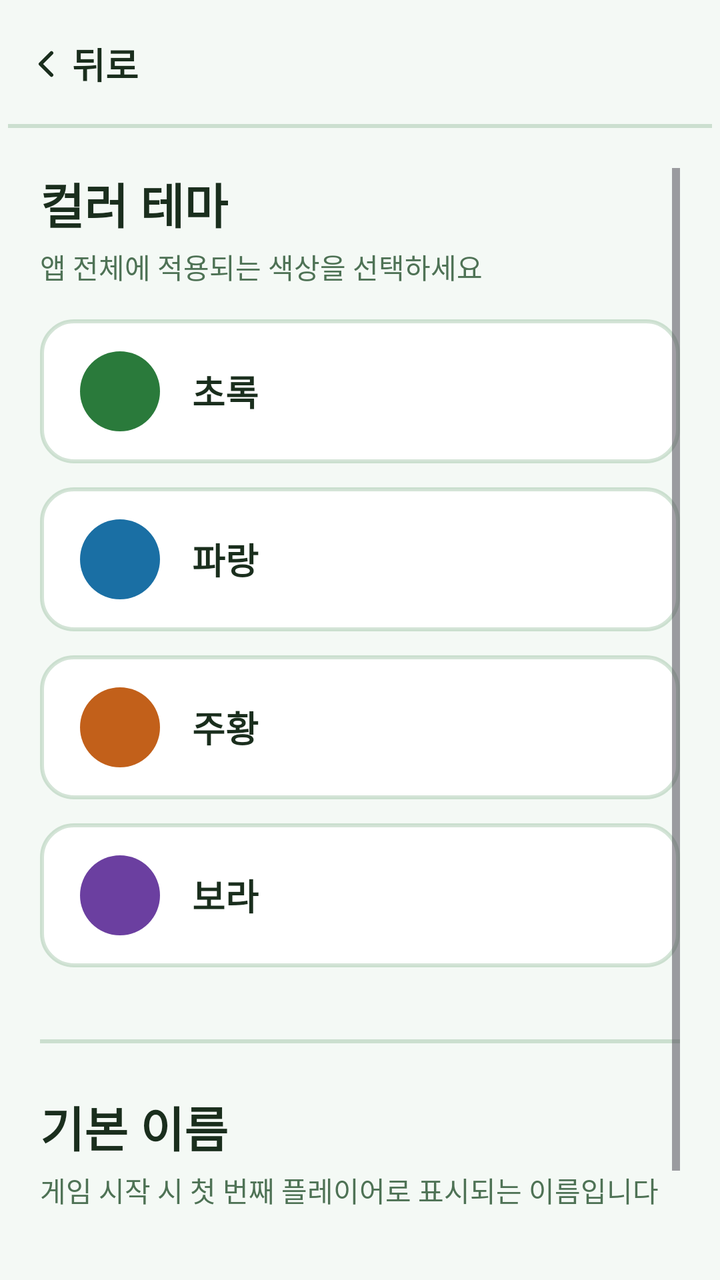
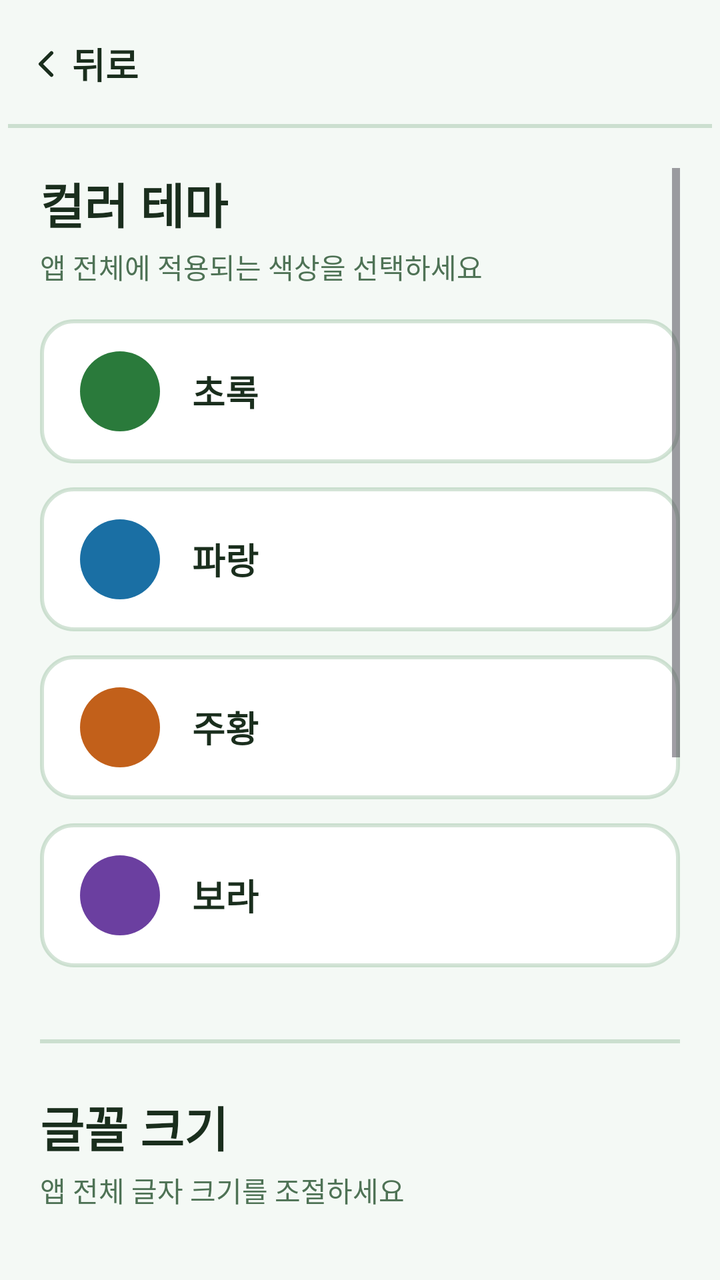

An Android layout rendered at two revisions. The XML below is the earlier revision; the diff shows what the commit changed to produce the second picture.
<!-- AndroidManifest.xml: application theme Theme.ParkGolf -->
<!-- res/layout/fragment_settings.xml -->
<?xml version="1.0" encoding="utf-8"?>
<LinearLayout xmlns:android="http://schemas.android.com/apk/res/android"
    android:layout_width="match_parent" android:layout_height="match_parent"
    android:orientation="vertical" android:background="?attr/parkBackground">

    <include android:id="@+id/topBar" layout="@layout/view_top_bar" />

    <ScrollView android:layout_width="match_parent" android:layout_height="0dp"
        android:layout_weight="1" android:fillViewport="true" android:padding="20dp">
        <LinearLayout android:layout_width="match_parent" android:layout_height="wrap_content"
            android:orientation="vertical">

            <TextView android:layout_width="wrap_content" android:layout_height="wrap_content"
                android:text="@string/theme_section_title" android:textSize="@dimen/title_text"
                android:textStyle="bold" android:textColor="?attr/parkForeground" />
            <TextView android:layout_width="wrap_content" android:layout_height="wrap_content"
                android:text="@string/theme_section_desc" android:textColor="?attr/parkMutedForeground"
                android:layout_marginTop="4dp" android:layout_marginBottom="16dp" />

            <LinearLayout android:id="@+id/rowGreen" style="@style/ThemeRow">
                <View style="@style/ThemeSwatch" android:backgroundTint="@color/theme_green" />
                <TextView style="@style/ThemeRowLabel" android:text="@string/theme_green" />
                <ImageView android:id="@+id/checkGreen" style="@style/ThemeCheck" />
            </LinearLayout>
            <LinearLayout android:id="@+id/rowBlue" style="@style/ThemeRow">
                <View style="@style/ThemeSwatch" android:backgroundTint="@color/theme_blue" />
                <TextView style="@style/ThemeRowLabel" android:text="@string/theme_blue" />
                <ImageView android:id="@+id/checkBlue" style="@style/ThemeCheck" />
            </LinearLayout>
            <LinearLayout android:id="@+id/rowOrange" style="@style/ThemeRow">
                <View style="@style/ThemeSwatch" android:backgroundTint="@color/theme_orange" />
                <TextView style="@style/ThemeRowLabel" android:text="@string/theme_orange" />
                <ImageView android:id="@+id/checkOrange" style="@style/ThemeCheck" />
            </LinearLayout>
            <LinearLayout android:id="@+id/rowPurple" style="@style/ThemeRow">
                <View style="@style/ThemeSwatch" android:backgroundTint="@color/theme_purple" />
                <TextView style="@style/ThemeRowLabel" android:text="@string/theme_purple" />
                <ImageView android:id="@+id/checkPurple" style="@style/ThemeCheck" />
            </LinearLayout>

            <View android:layout_width="match_parent" android:layout_height="2dp"
                android:background="?attr/parkBorder" android:layout_marginVertical="24dp" />

            <TextView android:layout_width="wrap_content" android:layout_height="wrap_content"
                android:text="@string/default_name_title" android:textSize="@dimen/title_text"
                android:textStyle="bold" android:textColor="?attr/parkForeground" />
            <TextView android:layout_width="wrap_content" android:layout_height="wrap_content"
                android:text="@string/default_name_desc" android:textColor="?attr/parkMutedForeground"
                android:layout_marginTop="4dp" android:layout_marginBottom="16dp" />
            <LinearLayout android:layout_width="match_parent" android:layout_height="wrap_content"
                android:orientation="horizontal" android:gravity="center_vertical"
                android:background="@drawable/bg_card" android:paddingHorizontal="20dp" android:paddingVertical="16dp">
                <ImageView android:layout_width="20dp" android:layout_height="20dp"
                    android:src="@drawable/ic_user" android:importantForAccessibility="no" />
                <EditText android:id="@+id/etDefaultName"
                    android:layout_width="0dp" android:layout_height="wrap_content" android:layout_weight="1"
                    android:layout_marginStart="12dp" android:background="@android:color/transparent"
                    android:hint="@string/default_name_hint" android:textSize="@dimen/body_text"
                    android:textColor="?attr/parkForeground" android:inputType="text" />
            </LinearLayout>
        </LinearLayout>
    </ScrollView>
</LinearLayout>
<!-- res/layout/view_top_bar.xml (included above) -->
<?xml version="1.0" encoding="utf-8"?>
<androidx.constraintlayout.widget.ConstraintLayout
    xmlns:android="http://schemas.android.com/apk/res/android"
    xmlns:app="http://schemas.android.com/apk/res-auto"
    android:layout_width="match_parent"
    android:layout_height="wrap_content"
    android:background="?attr/parkBackground"
    android:minHeight="64dp"
    android:paddingHorizontal="4dp">

    <LinearLayout
        android:id="@+id/btnBack"
        android:layout_width="wrap_content"
        android:layout_height="@dimen/touch_min"
        android:orientation="horizontal"
        android:gravity="center_vertical"
        android:paddingHorizontal="8dp"
        android:background="?attr/selectableItemBackground"
        android:clickable="true"
        android:focusable="true"
        android:contentDescription="@string/back"
        app:layout_constraintStart_toStartOf="parent"
        app:layout_constraintTop_toTopOf="parent"
        app:layout_constraintBottom_toBottomOf="parent">
        <ImageView
            android:layout_width="22dp" android:layout_height="22dp"
            android:src="@drawable/ic_chevron_left"
            android:importantForAccessibility="no" />
        <TextView
            android:layout_width="wrap_content" android:layout_height="wrap_content"
            android:layout_marginStart="2dp"
            android:text="@string/back"
            android:textColor="?attr/parkForeground"
            android:textSize="@dimen/body_text"
            android:textStyle="bold" />
    </LinearLayout>

    <TextView
        android:id="@+id/tvBarTitle"
        android:layout_width="0dp"
        android:layout_height="wrap_content"
        android:gravity="center"
        android:textSize="@dimen/body_text"
        android:textStyle="bold"
        android:textColor="?attr/parkForeground"
        android:maxLines="1"
        android:ellipsize="end"
        app:layout_constraintStart_toEndOf="@id/btnBack"
        app:layout_constraintEnd_toStartOf="@id/barSpacer"
        app:layout_constraintTop_toTopOf="parent"
        app:layout_constraintBottom_toBottomOf="parent" />

    <Space
        android:id="@+id/barSpacer"
        android:layout_width="72dp"
        android:layout_height="1dp"
        app:layout_constraintEnd_toEndOf="parent"
        app:layout_constraintTop_toTopOf="parent" />

    <View android:layout_width="0dp" android:layout_height="@dimen/border_width"
        android:background="?attr/parkBorder"
        app:layout_constraintStart_toStartOf="parent"
        app:layout_constraintEnd_toEndOf="parent"
        app:layout_constraintBottom_toBottomOf="parent" />
</androidx.constraintlayout.widget.ConstraintLayout>
<!-- resources referenced by this layout -->
<resources>
  <color name="theme_blue">#1A6FA4</color>
  <color name="theme_green">#2A7A3B</color>
  <color name="theme_orange">#C2601A</color>
  <color name="theme_purple">#6B3FA0</color>
  <dimen name="body_text">18sp</dimen>
  <dimen name="border_width">2dp</dimen>
  <dimen name="title_text">24sp</dimen>
  <dimen name="touch_min">56dp</dimen>
  <!-- drawable bg_card (drawable) -->
  <?xml version="1.0" encoding="utf-8"?>
  <shape xmlns:android="http://schemas.android.com/apk/res/android" android:shape="rectangle">
      <solid android:color="@color/card" />
      <corners android:radius="@dimen/radius_card" />
      <stroke android:width="@dimen/border_width" android:color="?attr/parkBorder" />
  </shape>
  <!-- drawable ic_chevron_left (drawable) -->
  <vector xmlns:android="http://schemas.android.com/apk/res/android" android:width="24dp" android:height="24dp" android:viewportWidth="24" android:viewportHeight="24">
      <path android:strokeColor="?attr/parkForeground" android:strokeWidth="2" android:strokeLineCap="round" android:strokeLineJoin="round" android:pathData="M15,18 L9,12 L15,6" />
  </vector>
  <string name="back">뒤로</string>
  <string name="default_name_desc">게임 시작 시 첫 번째 플레이어로 표시되는 이름입니다</string>
  <string name="default_name_hint">이름을 입력하세요</string>
  <string name="default_name_title">기본 이름</string>
  <string name="theme_blue">파랑</string>
  <string name="theme_green">초록</string>
  <string name="theme_orange">주황</string>
  <string name="theme_purple">보라</string>
  <string name="theme_section_desc">앱 전체에 적용되는 색상을 선택하세요</string>
  <string name="theme_section_title">컬러 테마</string>
  <style name="ThemeCheck">
          <item name="android:layout_width">24dp</item>
          <item name="android:layout_height">24dp</item>
          <item name="android:src">@drawable/ic_check</item>
          <item name="android:visibility">gone</item>
          <item name="android:tint">?attr/parkPrimary</item>
      </style>
  <style name="ThemeRowLabel">
          <item name="android:layout_width">0dp</item>
          <item name="android:layout_height">wrap_content</item>
          <item name="android:layout_weight">1</item>
          <item name="android:layout_marginStart">16dp</item>
          <item name="android:textSize">@dimen/body_text</item>
          <item name="android:textStyle">bold</item>
          <item name="android:textColor">?attr/parkForeground</item>
      </style>
  <style name="ThemeSwatch">
          <item name="android:layout_width">40dp</item>
          <item name="android:layout_height">40dp</item>
          <item name="android:background">@drawable/circle_solid</item>
      </style>
  <style name="Theme.ParkGolf" parent="Theme.ParkGolf.Green" />
  <color name="card">#FFFFFF</color>
  <dimen name="radius_card">16dp</dimen>
  <!-- drawable ic_check (drawable) -->
  <vector xmlns:android="http://schemas.android.com/apk/res/android" android:width="24dp" android:height="24dp" android:viewportWidth="24" android:viewportHeight="24">
      <path android:strokeColor="?attr/parkForeground" android:strokeWidth="2.5" android:strokeLineCap="round" android:strokeLineJoin="round" android:pathData="M20,6 L9,17 L4,12" />
  </vector>
  <!-- drawable circle_solid (drawable) -->
  <shape xmlns:android="http://schemas.android.com/apk/res/android" android:shape="oval">
      <solid android:color="#FFFFFF" />
  </shape>
  <style name="Theme.ParkGolf.Base" parent="Theme.Material3.DayNight.NoActionBar">
          <item name="colorOnPrimary">@color/on_primary</item>
          <item name="android:textColorPrimary">?attr/parkForeground</item>
      </style>
  <color name="on_primary">#FFFFFF</color>
  <!-- unchanged entries left out for length: 3 -->
</resources>

<!-- the commit's change to res/layout/fragment_settings.xml (unified diff, before → after) -->
@@ -36,6 +36,45 @@
                 <View style="@style/ThemeSwatch" android:backgroundTint="@color/theme_purple" />
                 <TextView style="@style/ThemeRowLabel" android:text="@string/theme_purple" />
                 <ImageView android:id="@+id/checkPurple" style="@style/ThemeCheck" />
+            </LinearLayout>
+
+            <View android:layout_width="match_parent" android:layout_height="2dp"
+                android:background="?attr/parkBorder" android:layout_marginVertical="24dp" />
+
+            <TextView android:layout_width="wrap_content" android:layout_height="wrap_content"
+                android:text="@string/font_size_title" android:textSize="@dimen/title_text"
+                android:textStyle="bold" android:textColor="?attr/parkForeground" />
+            <TextView android:layout_width="wrap_content" android:layout_height="wrap_content"
+                android:text="@string/font_size_desc" android:textColor="?attr/parkMutedForeground"
+                android:layout_marginTop="4dp" android:layout_marginBottom="16dp" />
+
+            <LinearLayout android:id="@+id/rowFontNormal" style="@style/ThemeRow">
+                <TextView android:layout_width="40dp" android:layout_height="wrap_content"
+                    android:gravity="center" android:text="@string/font_preview_glyph"
+                    android:textSize="18dp" android:textStyle="bold" android:textColor="?attr/parkForeground" />
+                <TextView style="@style/ThemeRowLabel" android:text="@string/font_normal" />
+                <ImageView android:id="@+id/checkFontNormal" style="@style/ThemeCheck" />
+            </LinearLayout>
+            <LinearLayout android:id="@+id/rowFontLarge" style="@style/ThemeRow">
+                <TextView android:layout_width="40dp" android:layout_height="wrap_content"
+                    android:gravity="center" android:text="@string/font_preview_glyph"
+                    android:textSize="21dp" android:textStyle="bold" android:textColor="?attr/parkForeground" />
+                <TextView style="@style/ThemeRowLabel" android:text="@string/font_large" />
+                <ImageView android:id="@+id/checkFontLarge" style="@style/ThemeCheck" />
+            </LinearLayout>
+            <LinearLayout android:id="@+id/rowFontXlarge" style="@style/ThemeRow">
+                <TextView android:layout_width="40dp" android:layout_height="wrap_content"
+                    android:gravity="center" android:text="@string/font_preview_glyph"
+                    android:textSize="23dp" android:textStyle="bold" android:textColor="?attr/parkForeground" />
+                <TextView style="@style/ThemeRowLabel" android:text="@string/font_xlarge" />
+                <ImageView android:id="@+id/checkFontXlarge" style="@style/ThemeCheck" />
+            </LinearLayout>
+            <LinearLayout android:id="@+id/rowFontXxlarge" style="@style/ThemeRow">
+                <TextView android:layout_width="40dp" android:layout_height="wrap_content"
+                    android:gravity="center" android:text="@string/font_preview_glyph"
+                    android:textSize="27dp" android:textStyle="bold" android:textColor="?attr/parkForeground" />
+                <TextView style="@style/ThemeRowLabel" android:text="@string/font_xxlarge" />
+                <ImageView android:id="@+id/checkFontXxlarge" style="@style/ThemeCheck" />
             </LinearLayout>
 
             <View android:layout_width="match_parent" android:layout_height="2dp"
<!-- resource entries referenced after the edit -->
@@ -23,6 +23,13 @@
   <string name="default_name_desc">게임 시작 시 첫 번째 플레이어로 표시되는 이름입니다</string>
   <string name="default_name_hint">이름을 입력하세요</string>
   <string name="default_name_title">기본 이름</string>
+  <string name="font_large">크게</string>
+  <string name="font_normal">보통</string>
+  <string name="font_preview_glyph">가</string>
+  <string name="font_size_desc">앱 전체 글자 크기를 조절하세요</string>
+  <string name="font_size_title">글꼴 크기</string>
+  <string name="font_xlarge">더 크게</string>
+  <string name="font_xxlarge">가장 크게</string>
   <string name="theme_blue">파랑</string>
   <string name="theme_green">초록</string>
   <string name="theme_orange">주황</string>
